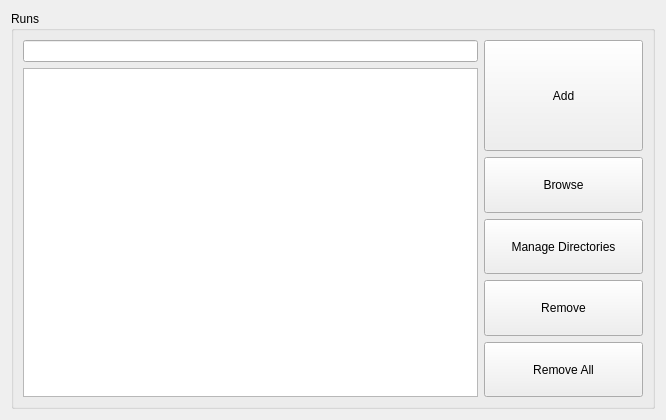
mantidproject/mantid, file scripts/Interface/ui/sans_isis/run_selector_widget.ui: the form before one commit.
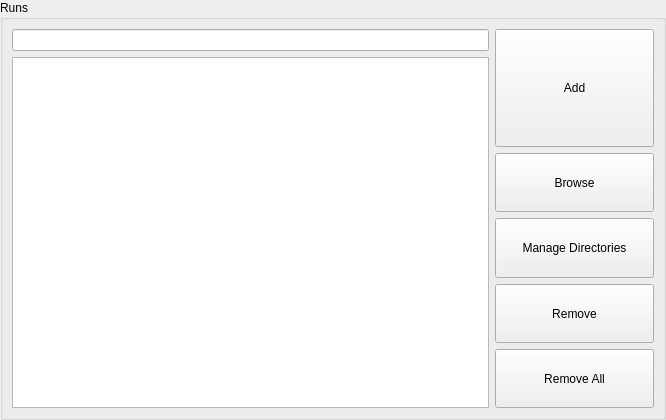
The form after the commit.

```diff
--- a/scripts/Interface/ui/sans_isis/run_selector_widget.ui
+++ b/scripts/Interface/ui/sans_isis/run_selector_widget.ui
@@ -14,6 +14,18 @@
    <string>Form</string>
   </property>
   <layout class="QGridLayout" name="gridLayout">
+   <property name="leftMargin">
+    <number>0</number>
+   </property>
+   <property name="topMargin">
+    <number>0</number>
+   </property>
+   <property name="rightMargin">
+    <number>0</number>
+   </property>
+   <property name="bottomMargin">
+    <number>0</number>
+   </property>
    <item row="0" column="0">
     <widget class="QGroupBox" name="runsGroup">
      <property name="title">
```
